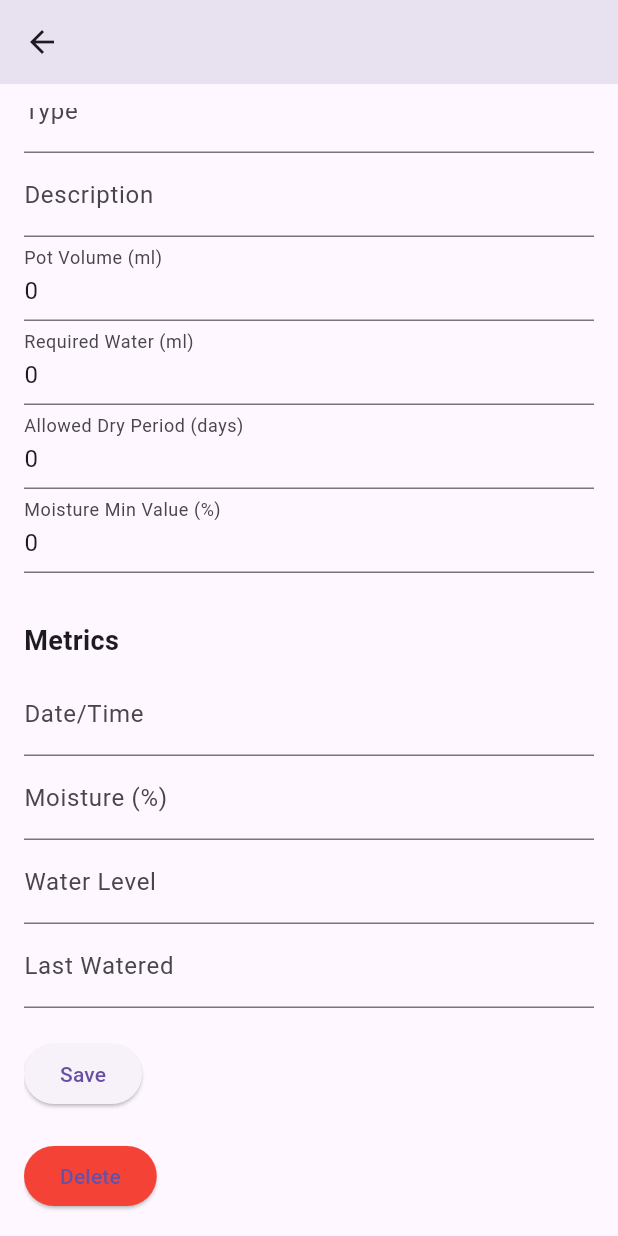
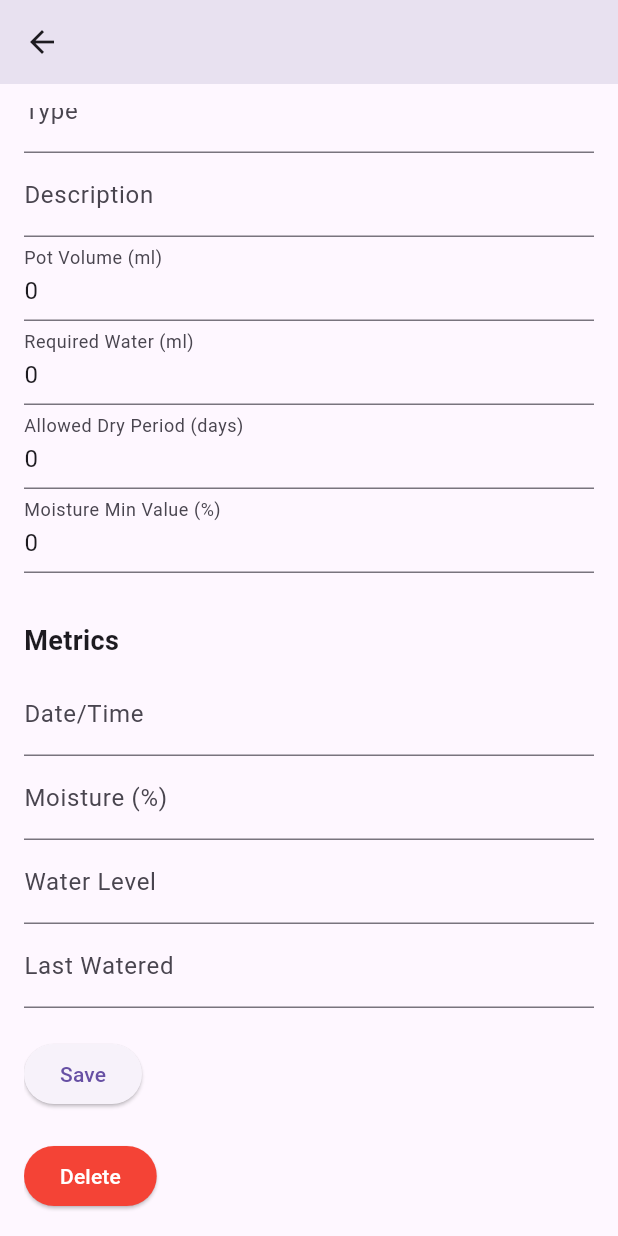
Before and after one commit to Kaqnae/plantguardian, a Flutter app: the PlantDetailPage screen opened directly with empty values, scrolled down 82 dp, on a phone screen of 412 x 824 dp. Run offline on Flutter 3.47's test engine with Material 3 defaults, Android fonts, the light colour scheme and no system bars; our stand-ins replace camera, flutter_dotenv, image_picker, permission_handler, shared_preferences, socket_io_client; missing offline and left inert: saver_gallery; accounts and stored records are empty; network calls fail.

Commit message:
Fixed UI on plant detail page

```diff
--- a/lib/features/plant_detail/presentation/pages/plant_detail_page.dart
+++ b/lib/features/plant_detail/presentation/pages/plant_detail_page.dart
@@ -271,7 +271,10 @@ class _PlantDetailPageState extends State<PlantDetailPage> {
               const SizedBox(height: 20),
               ElevatedButton(
                 onPressed: deletePlant,
-                style: ElevatedButton.styleFrom(backgroundColor: Colors.red),
+                style: ElevatedButton.styleFrom(
+                  backgroundColor: Colors.red,
+                  foregroundColor: Colors.white,
+                ),
                 child: const Text('Delete'),
               ),
             ],
```
